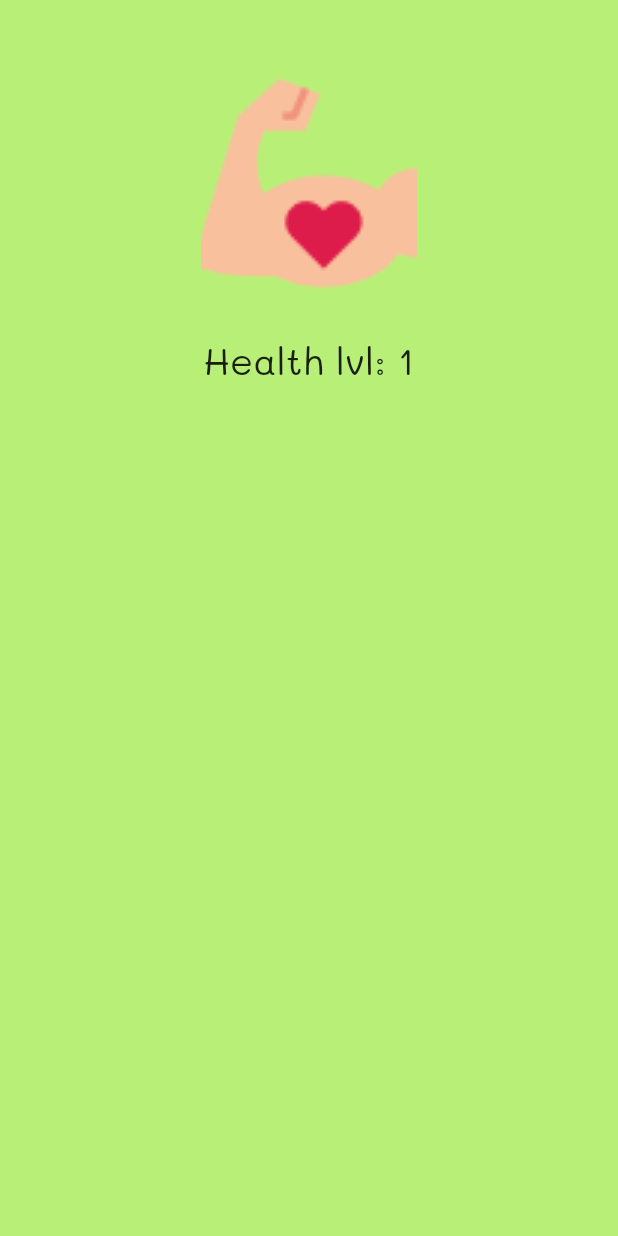
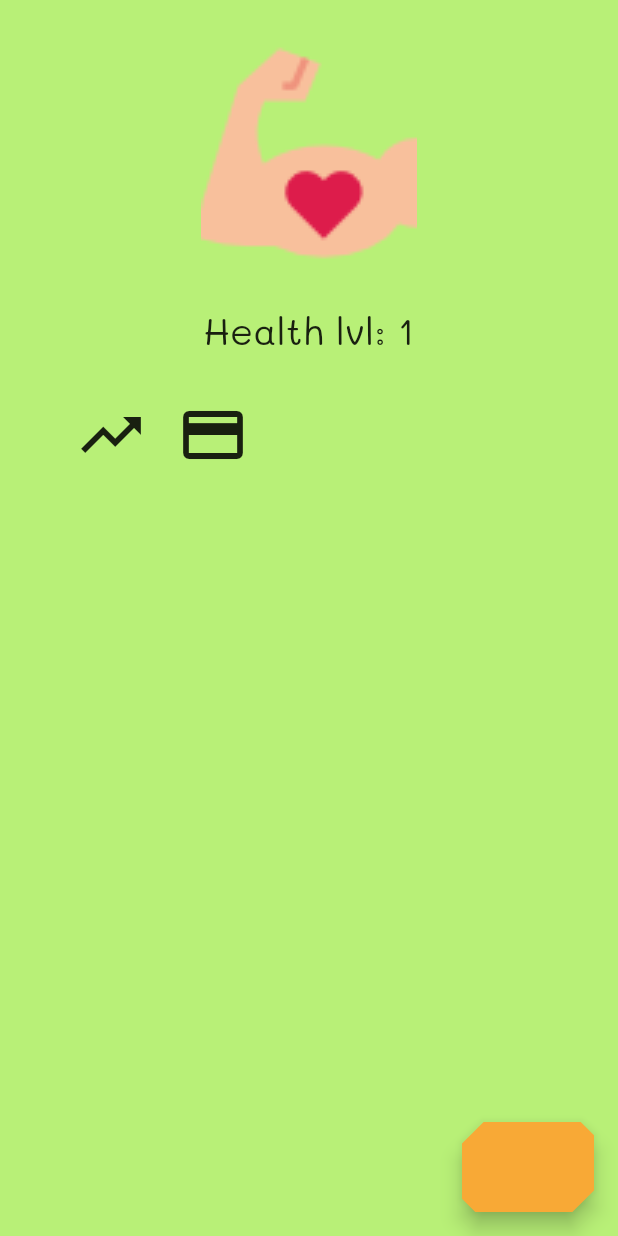
Before and after one commit to maxgmer/useful, a Flutter app: the screen it shows after launch, on a phone screen of 412 x 824 dp. Run offline on Flutter 3.47's test engine with Material 2 defaults, Android fonts, the phone set to English and light mode, and no system bars; our stand-ins replace rxdart.

Commit message:
Created a custom FAB

```diff
--- a/lib/blocs/HomeScreen/HomeScreenBloc.dart
+++ b/lib/blocs/HomeScreen/HomeScreenBloc.dart
@@ -13,10 +13,10 @@ class HomeScreenBloc {
   }
 
   //read only for view, so we expose only Streams from these controllers
-  final BehaviorSubject<int> _healthLvlController = new BehaviorSubject<int>();
-  final BehaviorSubject<int> _wealthLvlController = new BehaviorSubject<int>();
-  final BehaviorSubject<int> _loveLvlController = new BehaviorSubject<int>();
-  final BehaviorSubject<int> _happinessLvlController = new BehaviorSubject<int>();
+  final BehaviorSubject<int> _healthLvlController = new BehaviorSubject<int>(seedValue: 1);
+  final BehaviorSubject<int> _wealthLvlController = new BehaviorSubject<int>(seedValue: 1);
+  final BehaviorSubject<int> _loveLvlController = new BehaviorSubject<int>(seedValue: 1);
+  final BehaviorSubject<int> _happinessLvlController = new BehaviorSubject<int>(seedValue: 1);
 
   Stream<String> get healthLvl => _formattedHealthLvlStream();
   Stream<String> get wealthLvl => _formattedWealthLvlStream();
@@ -24,8 +24,7 @@ class HomeScreenBloc {
   Stream<String> get happinessLvl => _formattedHappinessLvlStream();
 
 
-
-  final BehaviorSubject<int> _pageIdController = new BehaviorSubject<int>();
+  final BehaviorSubject<int> _pageIdController = new BehaviorSubject<int>(seedValue: 0);
 
   Stream<int> get pageId => _wrappedPageIdStream();
   Sink<int> get pageIdSink => _pageIdController.sink;
@@ -99,11 +98,15 @@ class HomeScreenBloc {
 class HomeScreenValues {
   static const int MAX_PAGE_ID = 3;
 
-  static const double SCREEN_PADDING = 50.0;
+  static const double SCREEN_PADDING = 30.0;
+  static const double LVL_TITLE_PADDING = 30.0;
+  static const double PAGE_DETAILS_ROW_PADDING = 10.0;
+  static const double INSIDE_PAGE_DETAILS_ROW_PADDING = 10.0;
+
+  static const double PAGE_DETAILS_ROW_IMG_DIMS = 48.0;
   static const double MAIN_IMG_DIMS = 144.0;
-  static const double LVL_TITLE_PADDING = 30.0;
 
-  static double lvlTitleFontSize = 25.0;
+  static const double LVL_TITLE_FONT_SIZE = 25.0;
 
   static getBackgroundColor(int pageId) {
     switch(pageId) {
@@ -113,4 +116,8 @@ class HomeScreenValues {
       case 3: return Color.fromRGBO(1, 0, 0, 1.0);
     }
   }
+
+  static getFABColor() {
+    return Color.fromRGBO(248, 169, 54, 1.0);
+  }
 }
--- /dev/null
+++ b/lib/customWidgets/CustomFAB.dart
@@ -0,0 +1,137 @@
+import 'package:flutter/animation.dart';
+import 'package:flutter/material.dart';
+import 'dart:math';
+
+import 'package:useful_app/blocs/HomeScreen/HomeScreenBloc.dart';
+
+class CustomFloatingActionButton extends StatefulWidget {
+  final VoidCallback _onClick;
+
+  CustomFloatingActionButton(this._onClick);
+
+
+  @override
+  State<StatefulWidget> createState() => new _CustomFABState(_onClick);
+}
+
+
+class _CustomFABState extends State<CustomFloatingActionButton> with SingleTickerProviderStateMixin {
+  CurvedAnimation animation;
+  AnimationController controller;
+  VoidCallback _onClick;
+
+  double _latestFinalTopLeftX = _CustomFABValues.calcRandomClipMain(),
+      _latestFinalTopLeftY = _CustomFABValues.calcRandomClipMain();
+  double _nextTopLeftX, _nextTopLeftY;
+
+  double _latestFinalTopRightX = _CustomFABValues.calcRandomClipSecondary(),
+      _latestFinalTopRightY = _CustomFABValues.calcRandomClipSecondary();
+  double _nextTopRightX, _nextTopRightY;
+
+  double _latestFinalBottomLeftX = _CustomFABValues.calcRandomClipSecondary(),
+      _latestFinalBottomLeftY = _CustomFABValues.calcRandomClipSecondary();
+  double _nextBottomLeftX, _nextBottomLeftY;
+
+  double _latestFinalBottomRightX = _CustomFABValues.calcRandomClipMain(),
+      _latestFinalBottomRightY = _CustomFABValues.calcRandomClipMain();
+  double _nextBottomRightX, _nextBottomRightY;
+
+  double
+  _topLeftX, _topLeftY,
+  _topRightX, _topRightY,
+  _bottomLeftX, _bottomLeftY,
+  _bottomRightX, _bottomRightY;
+
+  _CustomFABState(this._onClick);
+
+  initState() {
+    super.initState();
+    _initNext();
+    controller = AnimationController(
+        duration: const Duration(milliseconds: 400), vsync: this);
+    animation = CurvedAnimation(parent: controller, curve: Curves.easeInOut)
+      ..addListener(() {
+        setState(() {
+          _topLeftX = _latestFinalTopLeftX + ((animation.value * _nextTopLeftX) - _latestFinalTopLeftX);
+          _topLeftY = _latestFinalTopLeftY + ((animation.value * _nextTopLeftY) - _latestFinalTopLeftY);
+
+          _topRightX = _latestFinalTopRightX + ((animation.value * _nextTopRightX) - _latestFinalTopRightX);
+          _topRightY = _latestFinalTopRightY + ((animation.value * _nextTopRightY) - _latestFinalTopRightY);
+
+          _bottomLeftX = _latestFinalBottomLeftX + ((animation.value * _nextBottomLeftX) - _latestFinalBottomLeftX);
+          _bottomLeftY = _latestFinalBottomLeftY + ((animation.value * _nextBottomLeftY) - _latestFinalBottomLeftY);
+
+          _bottomRightX = _latestFinalBottomRightX + ((animation.value * _nextBottomRightX) - _latestFinalBottomRightX);
+          _bottomRightY = _latestFinalBottomRightY + ((animation.value * _nextBottomRightY) - _latestFinalBottomRightY);
+        });
+      })
+      ..addStatusListener((status) {
+        if (status == AnimationStatus.completed ||
+            status == AnimationStatus.dismissed) {
+          _nextAnimation();
+        }
+      });
+    controller.forward();
+  }
+
+  Widget build(BuildContext context) {
+    return RaisedButton(
+      color: HomeScreenValues.getFABColor(),
+      padding: EdgeInsets.all(30.0),
+      elevation: 6.0,
+      shape: BeveledRectangleBorder(
+          borderRadius: BorderRadius.only(
+              topLeft: Radius.elliptical(_topLeftX, _topLeftY),
+              topRight: Radius.elliptical(_topRightX, _topRightY),
+              bottomLeft: Radius.elliptical(_bottomLeftX, _bottomLeftY),
+              bottomRight: Radius.elliptical(_bottomRightX, _bottomRightY)
+          )
+      ),
+      onPressed: _onClick,
+    );
+  }
+
+  dispose() {
+    controller.dispose();
+    super.dispose();
+  }
+
+  void _initNext() {
+    _nextTopLeftX = _CustomFABValues.calcRandomClipMain();
+    _nextTopLeftY = _CustomFABValues.calcRandomClipMain();
+
+    _nextTopRightX = _CustomFABValues.calcRandomClipSecondary();
+    _nextTopRightY = _CustomFABValues.calcRandomClipSecondary();
+
+    _nextBottomLeftX = _CustomFABValues.calcRandomClipSecondary();
+    _nextBottomLeftY = _CustomFABValues.calcRandomClipSecondary();
+
+    _nextBottomRightX = _CustomFABValues.calcRandomClipMain();
+    _nextBottomRightY = _CustomFABValues.calcRandomClipMain();
+  }
+
+  void _nextAnimation() {
+    _latestFinalBottomLeftX = _nextBottomLeftX;
+    _latestFinalBottomLeftY = _nextBottomLeftY;
+
+    _latestFinalBottomRightX = _nextBottomRightX;
+    _latestFinalBottomRightY = _nextBottomRightY;
+
+    _latestFinalTopLeftX = _nextTopLeftX;
+    _latestFinalTopLeftY = _nextTopLeftY;
+
+    _latestFinalTopRightX = _nextTopRightX;
+    _latestFinalTopRightY = _nextTopRightY;
+  }
+}
+
+class _CustomFABValues {
+  static const double _MAX_BUTTON_CLIP_SECONDARY = 35.0;
+  static const double _MAX_BUTTON_CLIP_MAIN = 40.0;
+
+  static const int _GUARANTEED_CLIP_MAIN = 10;
+  static const int _GUARANTEED_CLIP_SECONDARY = 5;
+
+  static double calcRandomClipMain() => Random().nextDouble() * _MAX_BUTTON_CLIP_MAIN + _GUARANTEED_CLIP_MAIN;
+  static double calcRandomClipSecondary() => Random().nextDouble() * _MAX_BUTTON_CLIP_SECONDARY + _GUARANTEED_CLIP_SECONDARY;
+}
```
Also changed, not shown: lib/views/home_screen.dart (+43 -7 lines), 1 other file.
